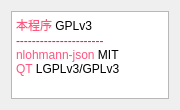
Old version of the form src/gui/license_dialog.ui in the repository Eyderoe/docusaurus-arrange.
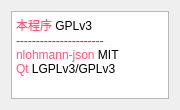
New version of the form.

Commit message: f 小修改

```diff
--- a/src/gui/license_dialog.ui
+++ b/src/gui/license_dialog.ui
@@ -44,7 +44,7 @@
 &lt;/style&gt;&lt;/head&gt;&lt;body style=&quot; font-family:'Microsoft YaHei UI'; font-size:9pt; font-weight:400; font-style:normal;&quot;&gt;
 &lt;p style=&quot; margin-top:0px; margin-bottom:0px; margin-left:0px; margin-right:0px; -qt-block-indent:0; text-indent:0px;&quot;&gt;&lt;span style=&quot; color:#ff557f;&quot;&gt;本程序&lt;/span&gt; GPLv3&lt;/p&gt;
 &lt;p style=&quot; margin-top:0px; margin-bottom:0px; margin-left:0px; margin-right:0px; -qt-block-indent:0; text-indent:0px;&quot;&gt;&lt;span style=&quot; color:#ff007f;&quot;&gt;----------------------&lt;/span&gt;&lt;br /&gt;&lt;span style=&quot; color:#ff557f;&quot;&gt;nlohmann-json &lt;/span&gt;MIT&lt;/p&gt;
-&lt;p style=&quot; margin-top:0px; margin-bottom:0px; margin-left:0px; margin-right:0px; -qt-block-indent:0; text-indent:0px;&quot;&gt;&lt;span style=&quot; color:#ff557f;&quot;&gt;QT&lt;/span&gt; LGPLv3/GPLv3&lt;/p&gt;&lt;/body&gt;&lt;/html&gt;</string>
+&lt;p style=&quot; margin-top:0px; margin-bottom:0px; margin-left:0px; margin-right:0px; -qt-block-indent:0; text-indent:0px;&quot;&gt;&lt;span style=&quot; color:#ff557f;&quot;&gt;Qt&lt;/span&gt; LGPLv3/GPLv3&lt;/p&gt;&lt;/body&gt;&lt;/html&gt;</string>
      </property>
     </widget>
    </item>
```
The commit also changes 1 other file.
